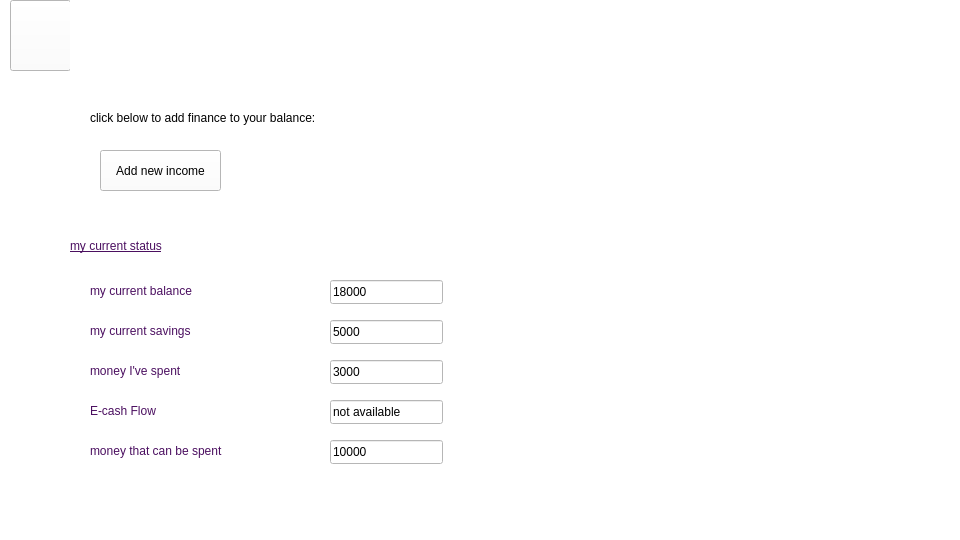
Above: checkbalance.ui from Nirjaraa/spendwise before the change. Below: the same form after it.
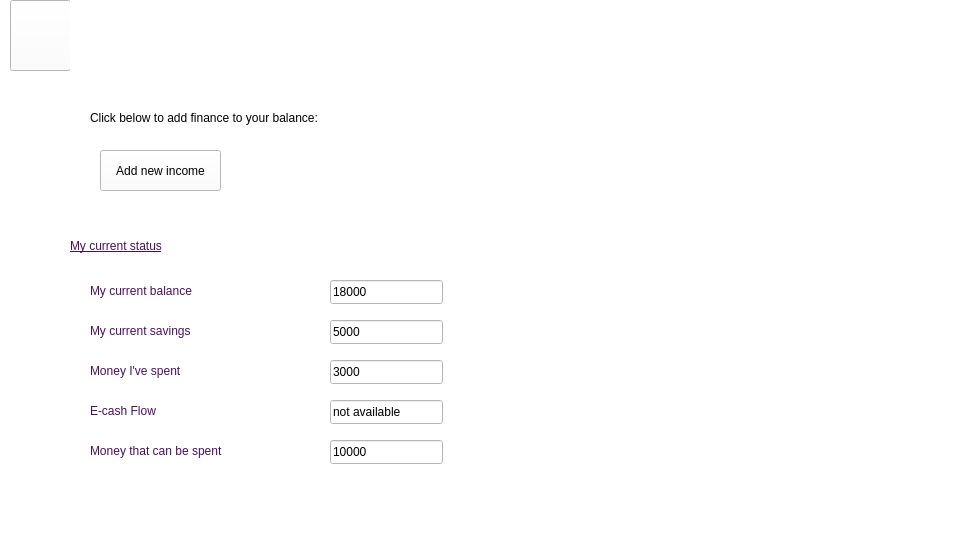
That is the form after the change. Icons and pictures are not drawn.

Patch:
```diff
--- a/checkbalance.ui
+++ b/checkbalance.ui
@@ -66,7 +66,7 @@
  color:rgb(75,15,96);</string>
     </property>
     <property name="text">
-     <string>my current balance</string>
+     <string>My current balance</string>
     </property>
    </widget>
    <widget class="QLineEdit" name="lineEdit">
@@ -148,7 +148,7 @@
  color:rgb(75,15,96);</string>
     </property>
     <property name="text">
-     <string>money that can be spent</string>
+     <string>Money that can be spent</string>
     </property>
    </widget>
    <widget class="QLabel" name="label_11">
@@ -182,7 +182,7 @@
  color:rgb(75,15,96);</string>
     </property>
     <property name="text">
-     <string>money I've spent</string>
+     <string>Money I've spent</string>
     </property>
    </widget>
    <widget class="QLabel" name="label_13">
@@ -199,7 +199,7 @@
  color:rgb(75,15,96);</string>
     </property>
     <property name="text">
-     <string>my current savings</string>
+     <string>My current savings</string>
     </property>
    </widget>
    <widget class="QLabel" name="label_3">
@@ -216,7 +216,7 @@
 color:rgb(0, 0, 0);</string>
     </property>
     <property name="text">
-     <string>click below to add finance to your balance:</string>
+     <string>Click below to add finance to your balance:</string>
     </property>
    </widget>
    <widget class="QLabel" name="label_6">
@@ -236,7 +236,7 @@
  </string>
     </property>
     <property name="text">
-     <string>my current status</string>
+     <string>My current status</string>
     </property>
    </widget>
    <widget class="QPushButton" name="pushButton">
```
